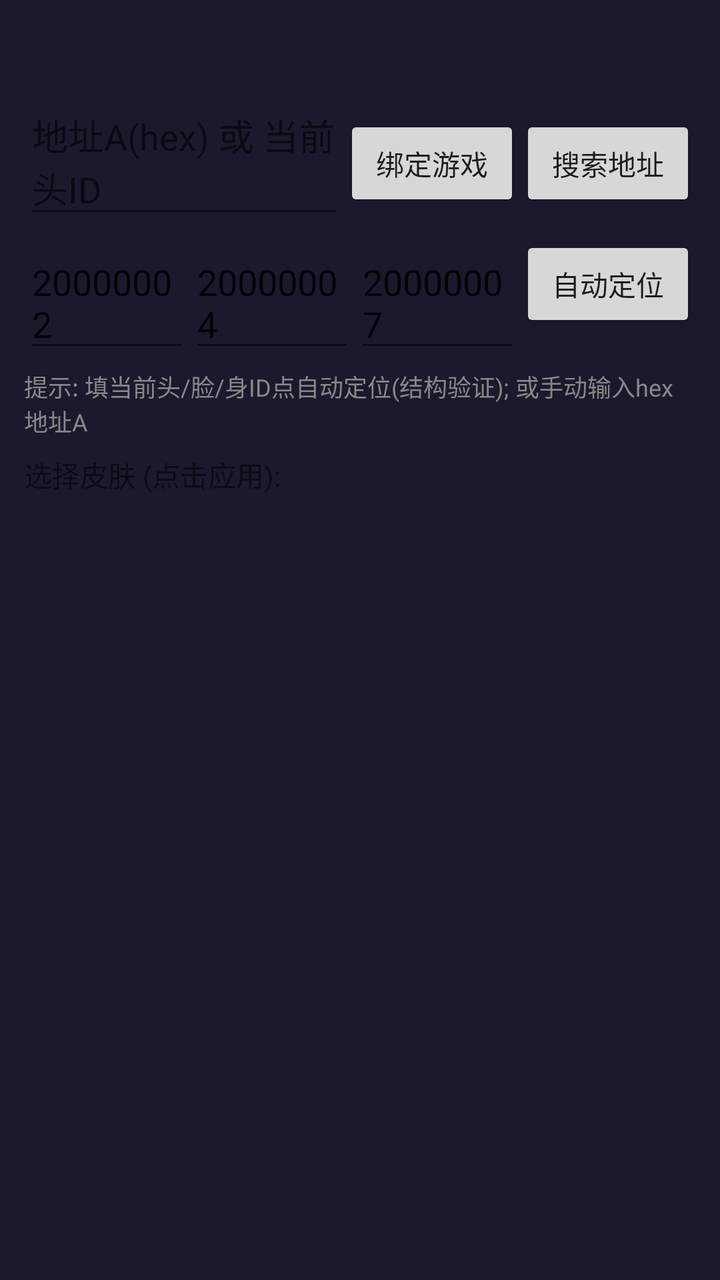
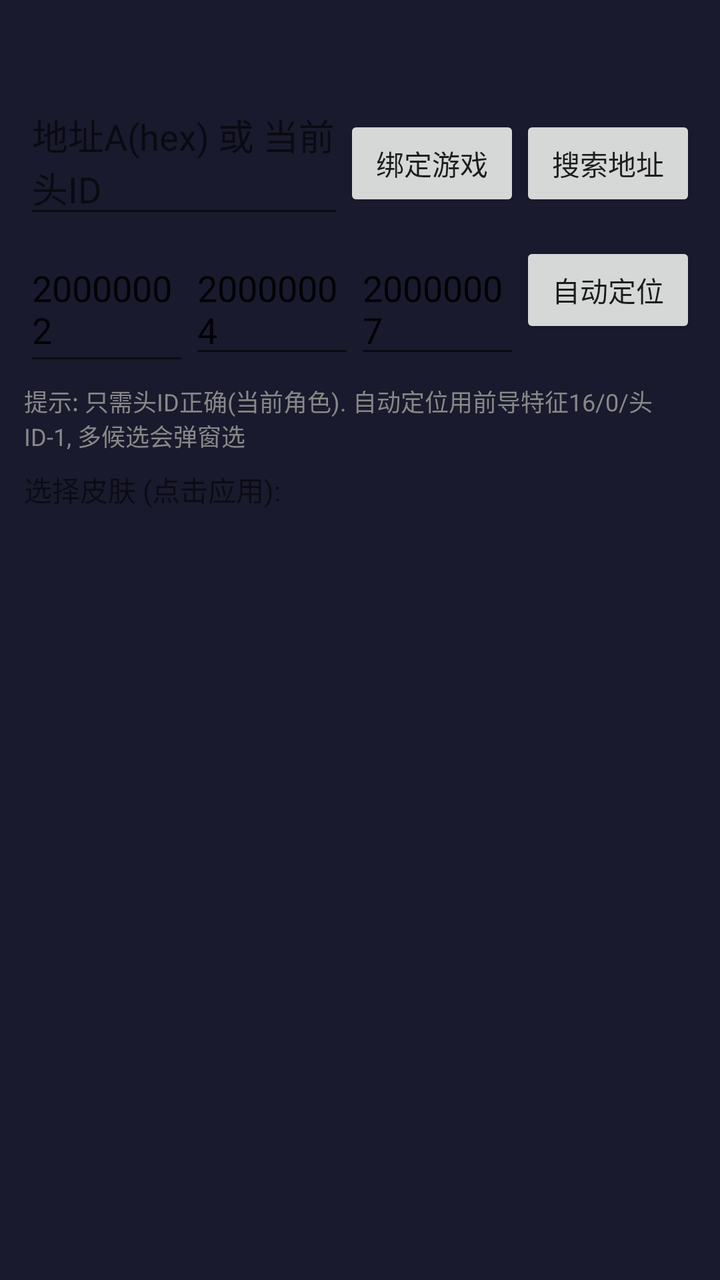

An Android layout rendered at two revisions. The XML below is the earlier revision; the diff shows what the commit changed to produce the second picture.
<!-- AndroidManifest.xml: application theme AppTheme -->
<!-- res/layout/activity_skin.xml -->
<?xml version="1.0" encoding="utf-8"?>
<LinearLayout xmlns:android="http://schemas.android.com/apk/res/android"
    android:layout_width="match_parent" android:layout_height="match_parent"
    android:orientation="vertical" android:padding="12dp">

    <TextView android:id="@+id/skin_title" android:layout_width="wrap_content" android:layout_height="wrap_content"
        android:textSize="18sp" android:textStyle="bold" />

    <LinearLayout android:layout_width="match_parent" android:layout_height="wrap_content"
        android:orientation="horizontal" android:layout_marginTop="8dp">
        <EditText android:id="@+id/addr_input" android:layout_width="0dp" android:layout_height="wrap_content"
            android:layout_weight="1" android:hint="地址A(hex) 或 当前头ID" />
        <Button android:id="@+id/btn_attach" android:layout_width="wrap_content" android:layout_height="wrap_content"
            android:text="绑定游戏" />
        <Button android:id="@+id/btn_scan" android:layout_width="wrap_content" android:layout_height="wrap_content"
            android:text="搜索地址" />
    </LinearLayout>

    <LinearLayout android:layout_width="match_parent" android:layout_height="wrap_content"
        android:orientation="horizontal" android:layout_marginTop="4dp">
        <EditText android:id="@+id/head_input" android:layout_width="0dp" android:layout_height="wrap_content"
            android:layout_weight="1" android:hint="头ID" android:text="20000002" />
        <EditText android:id="@+id/face_input" android:layout_width="0dp" android:layout_height="wrap_content"
            android:layout_weight="1" android:hint="脸ID" android:text="20000004" />
        <EditText android:id="@+id/body_input" android:layout_width="0dp" android:layout_height="wrap_content"
            android:layout_weight="1" android:hint="身ID" android:text="20000007" />
        <Button android:id="@+id/btn_auto" android:layout_width="wrap_content" android:layout_height="wrap_content"
            android:text="自动定位" />
    </LinearLayout>

    <TextView android:id="@+id/addr_info" android:layout_width="wrap_content" android:layout_height="wrap_content"
        android:text="提示: 填当前头/脸/身ID点自动定位(结构验证); 或手动输入hex地址A"
        android:textSize="12sp" android:textColor="#888888" android:layout_marginTop="4dp"
        android:layout_marginBottom="8dp" />

    <TextView android:layout_width="wrap_content" android:layout_height="wrap_content"
        android:text="选择皮肤 (点击应用):" android:textSize="14sp" />
    <ListView android:id="@+id/skin_list" android:layout_width="match_parent"
        android:layout_height="match_parent" />
</LinearLayout>
<!-- resources referenced by this layout -->
<resources>
  <style name="AppTheme" parent="Theme.AppCompat.DayNight.NoActionBar">
          <item name="android:windowBackground">@color/bg</item>
          <item name="colorPrimary">@color/accent</item>
      </style>
  <color name="bg">#FF1A1A2E</color>
  <color name="accent">#FFE94560</color>
</resources>

<!-- the commit's change to res/layout/activity_skin.xml (unified diff, before → after) -->
@@ -19,17 +19,17 @@
     <LinearLayout android:layout_width="match_parent" android:layout_height="wrap_content"
         android:orientation="horizontal" android:layout_marginTop="4dp">
         <EditText android:id="@+id/head_input" android:layout_width="0dp" android:layout_height="wrap_content"
-            android:layout_weight="1" android:hint="头ID" android:text="20000002" />
+            android:layout_weight="1" android:hint="头ID(必填)" android:text="20000002" />
         <EditText android:id="@+id/face_input" android:layout_width="0dp" android:layout_height="wrap_content"
-            android:layout_weight="1" android:hint="脸ID" android:text="20000004" />
+            android:layout_weight="1" android:hint="脸(备选)" android:text="20000004" />
         <EditText android:id="@+id/body_input" android:layout_width="0dp" android:layout_height="wrap_content"
-            android:layout_weight="1" android:hint="身ID" android:text="20000007" />
+            android:layout_weight="1" android:hint="身(备选)" android:text="20000007" />
         <Button android:id="@+id/btn_auto" android:layout_width="wrap_content" android:layout_height="wrap_content"
             android:text="自动定位" />
     </LinearLayout>
 
     <TextView android:id="@+id/addr_info" android:layout_width="wrap_content" android:layout_height="wrap_content"
-        android:text="提示: 填当前头/脸/身ID点自动定位(结构验证); 或手动输入hex地址A"
+        android:text="提示: 只需头ID正确(当前角色). 自动定位用前导特征16/0/头ID-1, 多候选会弹窗选"
         android:textSize="12sp" android:textColor="#888888" android:layout_marginTop="4dp"
         android:layout_marginBottom="8dp" />
 
